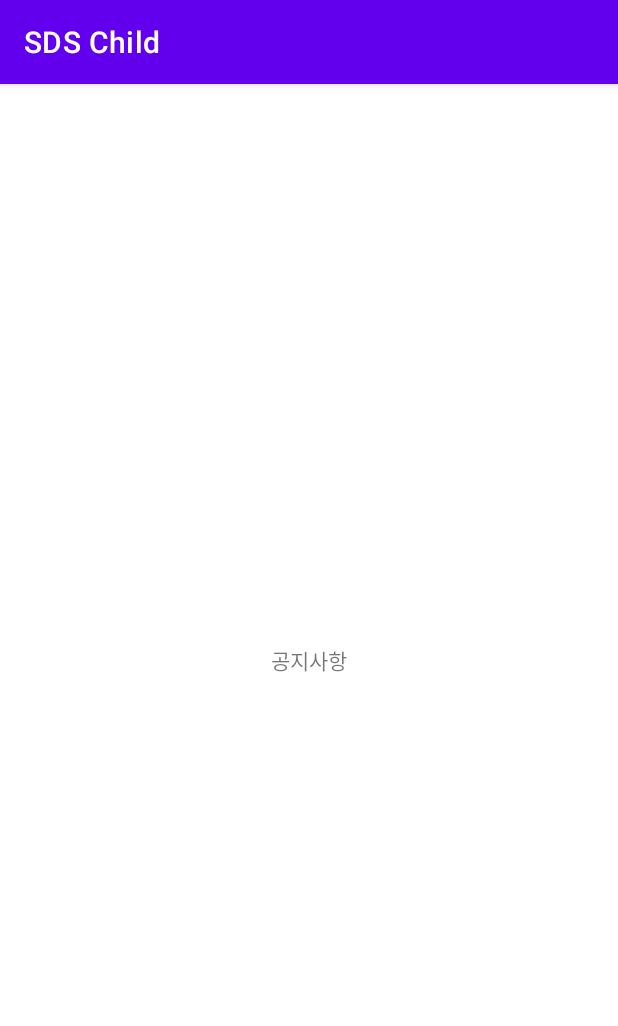
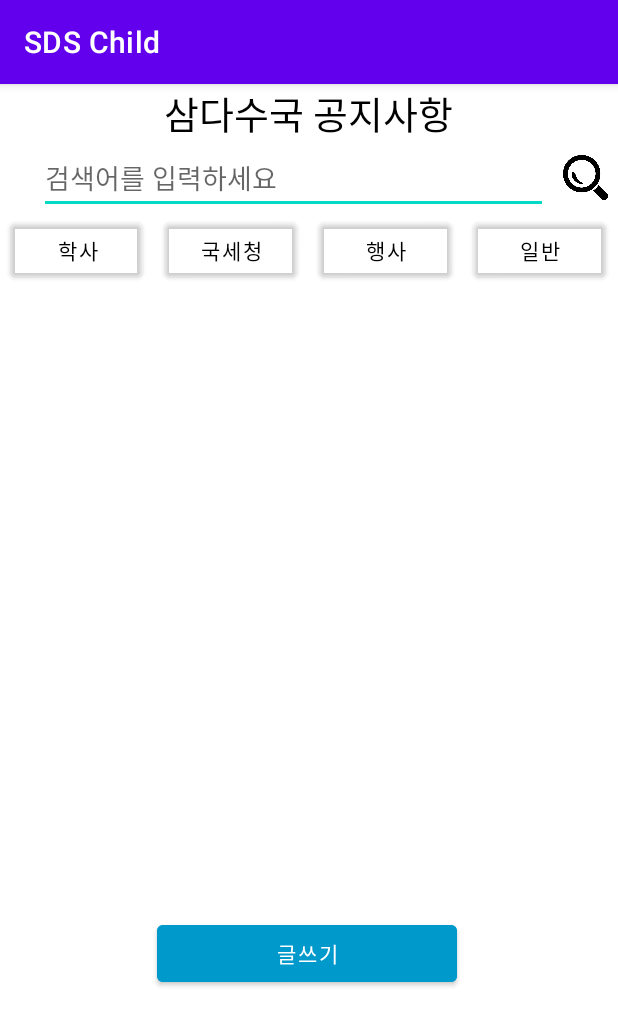
Before and after one commit to sean0712/SDS_Child, an Android app: the BoardActivity screen opened directly, with no data from a screen before it, on a phone screen of 412 x 824 dp. Shown: the top 1026 px of the screen. Run offline under Robolectric (Android 15) with nearby library versions, the phone set to English and light mode, and no system bars.

Commit message:
// Board.java 1. activity_revenue >> 1-1. activity_revenue_add                                   1-2. activity_revenue_edit                                   1-3. activity_revenue_register >> 3. activity_board
// Item.java
2. activity_warehouse >> 2-1. activity_warehouse_add
                                      2-2. activity_warehouse_edit >> 4. activity_market

// Item.java
4. activity_market >> 4.1 activity_market_buy
                                 4.2 activity_market_edit

```diff
--- a/app/src/main/res/layout/activity_board.xml
+++ b/app/src/main/res/layout/activity_board.xml
@@ -1,12 +1,119 @@
 <?xml version="1.0" encoding="utf-8"?>
-<LinearLayout xmlns:android="http://schemas.android.com/apk/res/android"
-    android:orientation="vertical" android:layout_width="match_parent"
+<LinearLayout
+    xmlns:android="http://schemas.android.com/apk/res/android"
+    xmlns:app="http://schemas.android.com/apk/res-auto"
+    xmlns:tools="http://schemas.android.com/tools"
+    android:layout_width="match_parent"
     android:layout_height="match_parent"
-    android:gravity="center">
+    android:orientation="vertical">
 
-    <TextView
-        android:layout_width="wrap_content"
+    <LinearLayout
+        android:layout_width="match_parent"
         android:layout_height="wrap_content"
-        android:text="공지사항"/>
+        android:orientation="horizontal"
+        android:gravity="center">
+
+        <TextView
+            android:id="@+id/TextSelected"
+            android:layout_width="wrap_content"
+            android:layout_height="wrap_content"
+            android:textSize="25dp"
+            android:textColor="@android:color/black"
+            android:text="삼다수국 공지사항"/>
+
+    </LinearLayout>
+
+    <LinearLayout
+        android:layout_width="match_parent"
+        android:layout_height="wrap_content"
+        android:orientation="horizontal"
+        android:gravity="center">
+        <EditText
+            android:id="@+id/EditSearch"
+            android:layout_width="339dp"
+            android:layout_height="wrap_content"
+            android:layout_marginLeft="20dp"
+            android:hint="검색어를 입력하세요" />
+
+        <ImageView
+            android:layout_width="30dp"
+            android:layout_height="30dp"
+            android:src="@drawable/magnifier"
+            android:layout_marginLeft="10dp"/>
+    </LinearLayout>
+
+    <HorizontalScrollView
+        android:layout_width="match_parent"
+        android:layout_gravity="center"
+        android:layout_height="wrap_content">
+
+        <LinearLayout
+            android:layout_width="match_parent"
+            android:layout_height="match_parent"
+            android:orientation="horizontal">
+
+            <Button
+                android:id="@+id/BtnEducation"
+                android:layout_width="wrap_content"
+                android:layout_height="wrap_content"
+                android:layout_marginHorizontal="7dp"
+                android:backgroundTint="@android:color/transparent"
+                android:textColor="@android:color/black"
+                android:text="학사"/>
+
+            <Button
+                android:id="@+id/BtnRevenue"
+                android:layout_width="wrap_content"
+                android:layout_height="wrap_content"
+                android:layout_marginHorizontal="7dp"
+                android:backgroundTint="@android:color/transparent"
+                android:textColor="@android:color/black"
+                android:text="국세청"/>
+
+            <Button
+                android:id="@+id/BtnEvent"
+                android:layout_width="wrap_content"
+                android:layout_height="wrap_content"
+                android:layout_marginHorizontal="7dp"
+                android:backgroundTint="@android:color/transparent"
+                android:textColor="@android:color/black"
+                android:text="행사"/>
+
+            <Button
+                android:id="@+id/BtnGeneral"
+                android:layout_width="wrap_content"
+                android:layout_height="wrap_content"
+                android:layout_marginHorizontal="7dp"
+                android:backgroundTint="@android:color/transparent"
+                android:textColor="@android:color/black"
+                android:text="일반"/>
+
+        </LinearLayout>
+
+    </HorizontalScrollView>
+
+    <ListView
+        android:id="@+id/club_list_search"
+        android:layout_width="match_parent"
+        android:layout_height="400dp"
+        android:layout_margin="10dp">
+    </ListView>
+
+    <LinearLayout
+        android:layout_width="match_parent"
+        android:layout_height="wrap_content"
+        android:orientation="horizontal"
+        android:gravity="center"
+        >
+
+        <Button
+            android:id="@+id/BtnWrite"
+            android:layout_width="200dp"
+            android:layout_height="50dp"
+            android:text="글쓰기"
+            android:backgroundTint="@android:color/holo_blue_dark"
+            android:layout_marginRight="2dp"/>
+
+    </LinearLayout>
 
 </LinearLayout>
```
